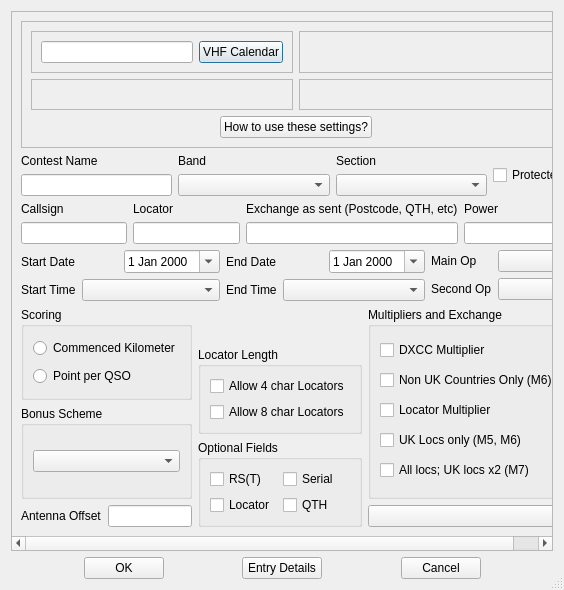
Above: mqt/MqtLogger/contestdetails.ui from zsteva/backup-minos2 before the change. Below: the same form after it.
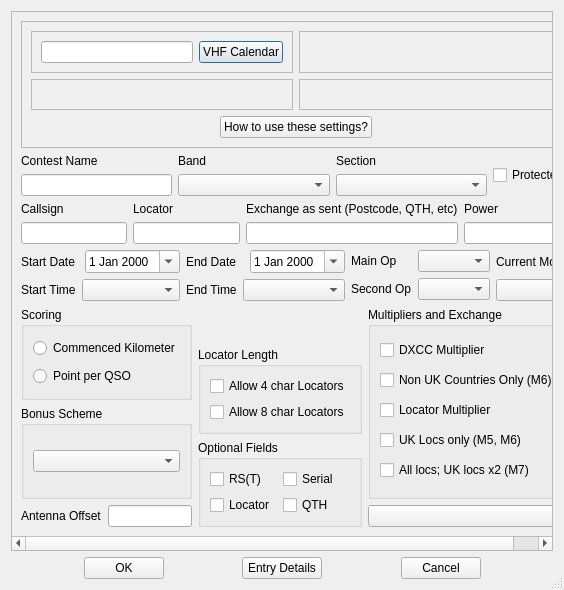
That is the form after the change. Custom widgets are drawn as their Qt base class.

Commit message: Preservation of mode, especially for FMAC

```diff
--- a/mqt/MqtLogger/contestdetails.ui
+++ b/mqt/MqtLogger/contestdetails.ui
@@ -19,7 +19,7 @@
   <property name="sizeGripEnabled">
    <bool>true</bool>
   </property>
-  <layout class="QVBoxLayout" name="verticalLayout_19">
+  <layout class="QVBoxLayout" name="verticalLayout_20">
    <item>
     <widget class="QScrollArea" name="scrollArea">
      <property name="widgetResizable">
@@ -34,7 +34,7 @@
         <height>540</height>
        </rect>
       </property>
-      <layout class="QVBoxLayout" name="verticalLayout_18">
+      <layout class="QVBoxLayout" name="verticalLayout_19">
        <item>
         <widget class="QFrame" name="frame">
          <property name="frameShape">
@@ -471,6 +471,20 @@
            </item>
           </layout>
          </item>
+         <item>
+          <layout class="QVBoxLayout" name="verticalLayout_18">
+           <item>
+            <widget class="QLabel" name="label_14">
+             <property name="text">
+              <string>Current Mode</string>
+             </property>
+            </widget>
+           </item>
+           <item>
+            <widget class="QComboBox" name="ModeComboBox"/>
+           </item>
+          </layout>
+         </item>
         </layout>
        </item>
        <item>
```
The commit also changes 28 other files.
